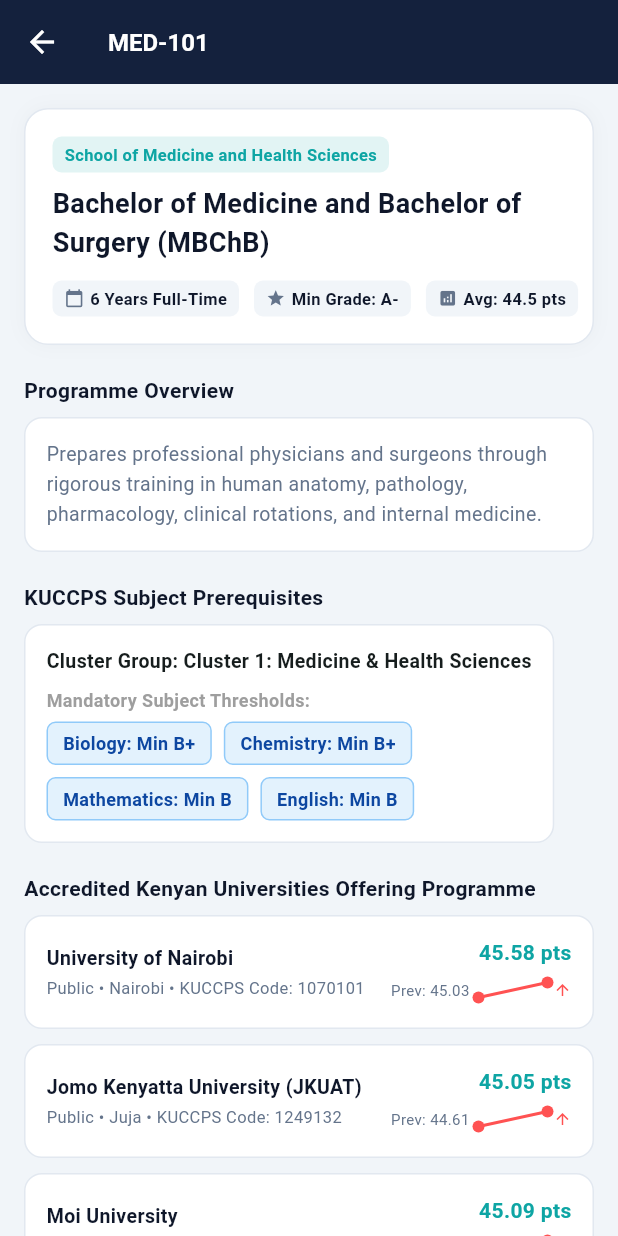
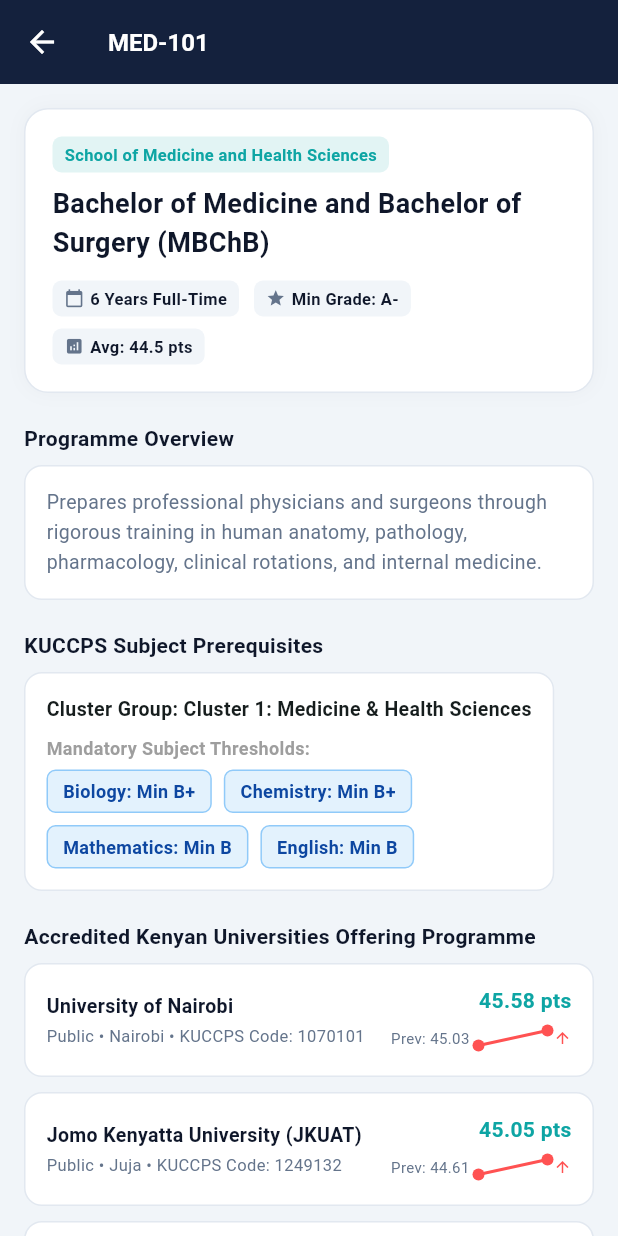
Before and after one commit to fmarsaa/UniGuide, a Flutter app: the ProgrammeDetailScreen screen opened directly with sample values from the repository, on a phone screen of 412 x 824 dp. Run offline on Flutter 3.47's test engine with Material 3 defaults, Android fonts, the phone set to English and light mode, and no system bars; drawn by our look-alikes of fl_chart; our stand-ins replace firebase_auth, firebase_core, google_fonts, shared_preferences; accounts and stored records are empty; network calls fail.

Commit message:
new dark mode look (navy with a tan accent, Inter font) and fixed text overflowing on the programme page

```diff
--- a/flutter_app/lib/screens/programme_detail_screen.dart
+++ b/flutter_app/lib/screens/programme_detail_screen.dart
@@ -57,12 +57,12 @@
                     style: TextStyle(fontSize: 18, fontWeight: FontWeight.bold, color: AppColors.textPrimary(context)),
                   ),
                   const SizedBox(height: 12),
-                  Row(
+                  Wrap(
+                    spacing: 10,
+                    runSpacing: 8,
                     children: [
                       _buildMetricChip(context, Icons.calendar_today, '${programme.durationYears} Years Full-Time'),
-                      const SizedBox(width: 10),
                       _buildMetricChip(context, Icons.grade, 'Min Grade: ${programme.minMeanGrade}'),
-                      const SizedBox(width: 10),
                       _buildMetricChip(context, Icons.analytics, 'Avg: ${programme.averageCutoff} pts'),
                     ],
                   ),
```
Also changed, not shown: flutter_app/lib/main.dart (+16 -7 lines).
